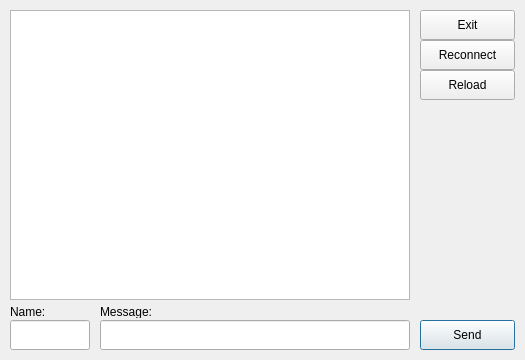
First picture: the form in src/Client/Ui_Files/ui_MainWindow.ui, repository Formak21/OpenLChat, before the edit.
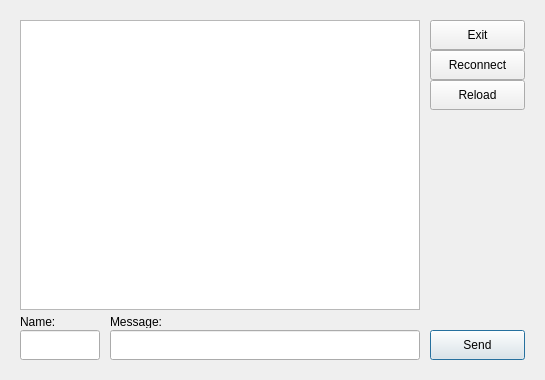
Second picture: the form after the edit. Icons and pictures are not drawn.

The edit to the form file:
```diff
--- a/src/Client/Ui_Files/ui_MainWindow.ui
+++ b/src/Client/Ui_Files/ui_MainWindow.ui
@@ -6,8 +6,8 @@
    <rect>
     <x>0</x>
     <y>0</y>
-    <width>525</width>
-    <height>360</height>
+    <width>545</width>
+    <height>380</height>
    </rect>
   </property>
   <property name="windowTitle">
@@ -17,8 +17,8 @@
    <widget class="QPushButton" name="SendButton">
     <property name="geometry">
      <rect>
-      <x>420</x>
-      <y>320</y>
+      <x>430</x>
+      <y>330</y>
       <width>95</width>
       <height>30</height>
      </rect>
@@ -36,8 +36,8 @@
    <widget class="QPushButton" name="ExitButton">
     <property name="geometry">
      <rect>
-      <x>420</x>
-      <y>10</y>
+      <x>430</x>
+      <y>20</y>
       <width>95</width>
       <height>30</height>
      </rect>
@@ -49,8 +49,8 @@
    <widget class="QPushButton" name="ReloadButton">
     <property name="geometry">
      <rect>
-      <x>420</x>
-      <y>70</y>
+      <x>430</x>
+      <y>80</y>
       <width>95</width>
       <height>30</height>
      </rect>
@@ -75,8 +75,8 @@
    <widget class="QLineEdit" name="NameEdit">
     <property name="geometry">
      <rect>
-      <x>10</x>
-      <y>320</y>
+      <x>20</x>
+      <y>330</y>
       <width>80</width>
       <height>30</height>
      </rect>
@@ -85,8 +85,8 @@
    <widget class="QLineEdit" name="TextLine">
     <property name="geometry">
      <rect>
-      <x>100</x>
-      <y>320</y>
+      <x>110</x>
+      <y>330</y>
       <width>310</width>
       <height>30</height>
      </rect>
@@ -95,8 +95,8 @@
    <widget class="QListWidget" name="MessagesWidget">
     <property name="geometry">
      <rect>
-      <x>10</x>
-      <y>10</y>
+      <x>20</x>
+      <y>20</y>
       <width>400</width>
       <height>290</height>
      </rect>
@@ -108,8 +108,8 @@
    <widget class="QLabel" name="label">
     <property name="geometry">
      <rect>
-      <x>10</x>
-      <y>305</y>
+      <x>20</x>
+      <y>315</y>
       <width>47</width>
       <height>13</height>
      </rect>
@@ -121,8 +121,8 @@
    <widget class="QLabel" name="label_2">
     <property name="geometry">
      <rect>
-      <x>100</x>
-      <y>305</y>
+      <x>110</x>
+      <y>315</y>
       <width>55</width>
       <height>13</height>
      </rect>
@@ -134,8 +134,8 @@
    <widget class="QPushButton" name="ReconnectButton">
     <property name="geometry">
      <rect>
-      <x>420</x>
-      <y>40</y>
+      <x>430</x>
+      <y>50</y>
       <width>95</width>
       <height>30</height>
      </rect>
@@ -147,10 +147,10 @@
    <widget class="QLabel" name="neko">
     <property name="geometry">
      <rect>
-      <x>410</x>
-      <y>100</y>
-      <width>115</width>
-      <height>225</height>
+      <x>420</x>
+      <y>110</y>
+      <width>125</width>
+      <height>230</height>
      </rect>
     </property>
     <property name="text">
```
Left out of the diff: 14 changed lines with no effect on the pictures.
